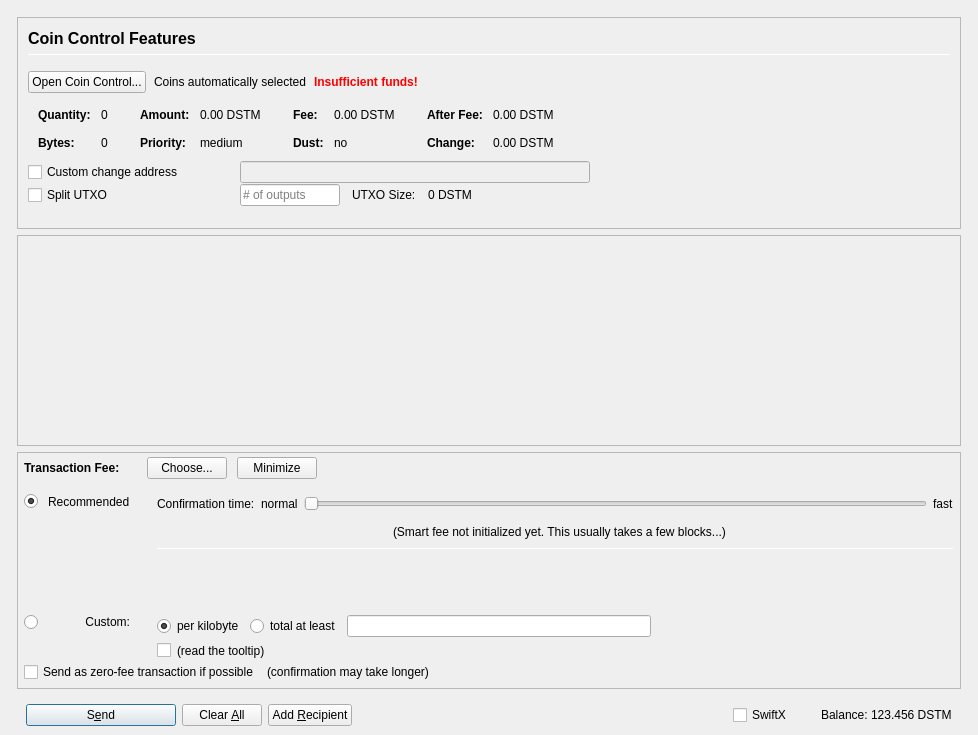
The window that src/qt/forms/sendcoinsdialog.ui (camenlx/dystem-core) describes before a commit, drawn with Qt 5.
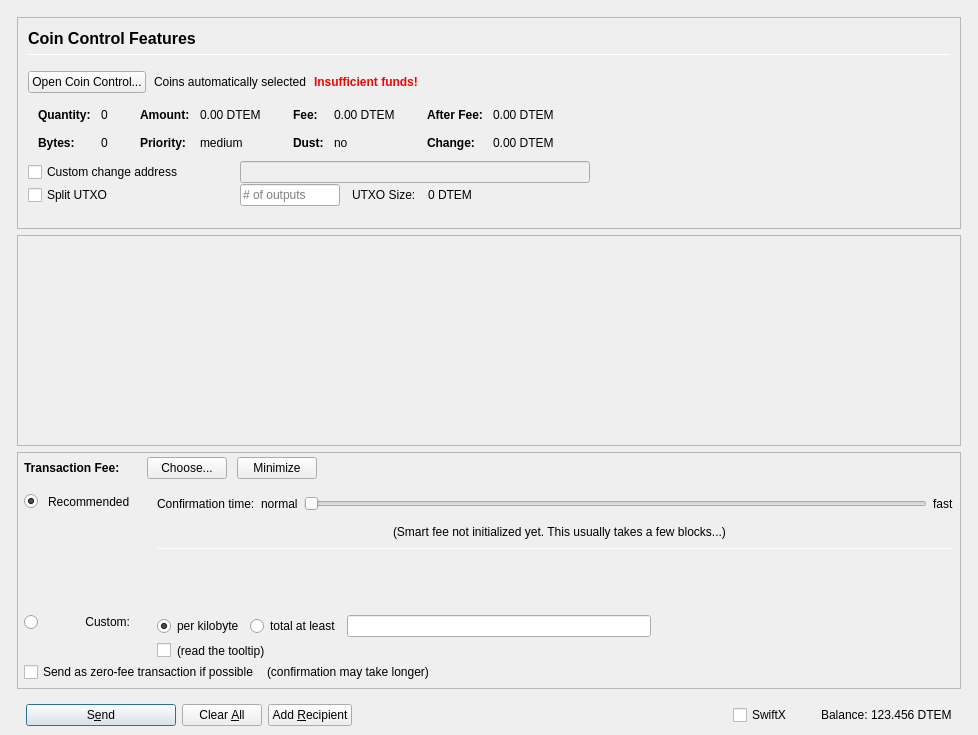
The same window after the commit. Icons and pictures are not drawn. Custom widgets are drawn as their Qt base class.

The edit to the form file:
```diff
--- a/src/qt/forms/sendcoinsdialog.ui
+++ b/src/qt/forms/sendcoinsdialog.ui
@@ -424,7 +424,7 @@
                         <enum>Qt::ActionsContextMenu</enum>
                        </property>
                        <property name="text">
-                        <string notr="true">0.00 DSTM</string>
+                        <string notr="true">0.00 DTEM</string>
                        </property>
                        <property name="textInteractionFlags">
                         <set>Qt::LinksAccessibleByMouse|Qt::TextSelectableByKeyboard|Qt::TextSelectableByMouse</set>
@@ -504,7 +504,7 @@
                         <enum>Qt::ActionsContextMenu</enum>
                        </property>
                        <property name="text">
-                        <string notr="true">0.00 DSTM</string>
+                        <string notr="true">0.00 DTEM</string>
                        </property>
                        <property name="textInteractionFlags">
                         <set>Qt::LinksAccessibleByMouse|Qt::TextSelectableByKeyboard|Qt::TextSelectableByMouse</set>
@@ -584,7 +584,7 @@
                         <enum>Qt::ActionsContextMenu</enum>
                        </property>
                        <property name="text">
-                        <string notr="true">0.00 DSTM</string>
+                        <string notr="true">0.00 DTEM</string>
                        </property>
                        <property name="textInteractionFlags">
                         <set>Qt::LinksAccessibleByMouse|Qt::TextSelectableByKeyboard|Qt::TextSelectableByMouse</set>
@@ -613,7 +613,7 @@
                         <enum>Qt::ActionsContextMenu</enum>
                        </property>
                        <property name="text">
-                        <string notr="true">0.00 DSTM</string>
+                        <string notr="true">0.00 DTEM</string>
                        </property>
                        <property name="textInteractionFlags">
                         <set>Qt::LinksAccessibleByMouse|Qt::TextSelectableByKeyboard|Qt::TextSelectableByMouse</set>
@@ -780,7 +780,7 @@
                 <item>
                  <widget class="QLabel" name="labelBlockSize">
                   <property name="text">
-                   <string>0 DSTM</string>
+                   <string>0 DTEM</string>
                   </property>
                  </widget>
                 </item>
@@ -1646,7 +1646,7 @@
                 <cursorShape>IBeamCursor</cursorShape>
                </property>
                <property name="text">
-                <string notr="true">123.456 DSTM</string>
+                <string notr="true">123.456 DTEM</string>
                </property>
                <property name="textInteractionFlags">
                 <set>Qt::LinksAccessibleByMouse|Qt::TextSelectableByKeyboard|Qt::TextSelectableByMouse</set>
```
Left out of the diff: 4 changed lines with no effect on the pictures.
